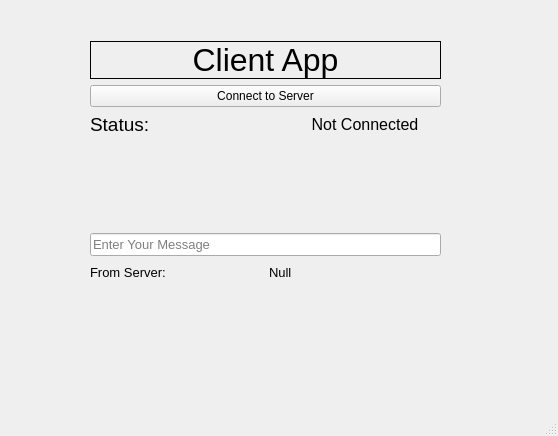
Qt form mainGUI.ui (Abdullah-Alrefaey/medical-consultant-app) before a commit.
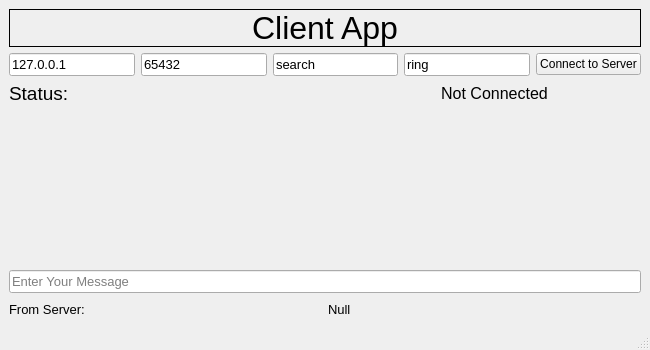
The same form after that commit.

```diff
--- a/mainGUI.ui
+++ b/mainGUI.ui
@@ -6,23 +6,16 @@
    <rect>
     <x>0</x>
     <y>0</y>
-    <width>558</width>
-    <height>436</height>
+    <width>650</width>
+    <height>350</height>
    </rect>
   </property>
   <property name="windowTitle">
    <string>MainWindow</string>
   </property>
   <widget class="QWidget" name="centralwidget">
-   <widget class="QWidget" name="">
-    <property name="geometry">
-     <rect>
-      <x>90</x>
-      <y>41</y>
-      <width>351</width>
-      <height>241</height>
-     </rect>
-    </property>
+   <layout class="QGridLayout" name="gridLayout_2">
+    <item row="0" column="0">
     <layout class="QGridLayout" name="gridLayout">
      <item row="2" column="0">
       <layout class="QVBoxLayout" name="verticalLayout_2">
@@ -127,12 +120,104 @@
         </widget>
        </item>
        <item>
-        <widget class="QPushButton" name="pushButton">
+         <layout class="QHBoxLayout" name="horizontalLayout_6">
+          <item>
+           <layout class="QHBoxLayout" name="horizontalLayout_7">
+            <item>
+             <widget class="QLineEdit" name="host">
+              <property name="font">
+               <font>
+                <pointsize>10</pointsize>
+               </font>
+              </property>
+              <property name="focusPolicy">
+               <enum>Qt::ClickFocus</enum>
+              </property>
+              <property name="inputMask">
+               <string/>
+              </property>
+              <property name="text">
+               <string>127.0.0.1</string>
+              </property>
+              <property name="placeholderText">
+               <string>HOST</string>
+              </property>
+             </widget>
+            </item>
+            <item>
+             <widget class="QLineEdit" name="port">
+              <property name="font">
+               <font>
+                <pointsize>10</pointsize>
+               </font>
+              </property>
+              <property name="focusPolicy">
+               <enum>Qt::ClickFocus</enum>
+              </property>
+              <property name="inputMask">
+               <string/>
+              </property>
+              <property name="text">
+               <string>65432</string>
+              </property>
+              <property name="placeholderText">
+               <string>PORT</string>
+              </property>
+             </widget>
+            </item>
+            <item>
+             <widget class="QLineEdit" name="action">
+              <property name="font">
+               <font>
+                <pointsize>10</pointsize>
+               </font>
+              </property>
+              <property name="focusPolicy">
+               <enum>Qt::ClickFocus</enum>
+              </property>
+              <property name="inputMask">
+               <string/>
+              </property>
+              <property name="text">
+               <string>search</string>
+              </property>
+              <property name="placeholderText">
+               <string>ACTION</string>
+              </property>
+             </widget>
+            </item>
+            <item>
+             <widget class="QLineEdit" name="value">
+              <property name="font">
+               <font>
+                <pointsize>10</pointsize>
+               </font>
+              </property>
+              <property name="focusPolicy">
+               <enum>Qt::ClickFocus</enum>
+              </property>
+              <property name="inputMask">
+               <string/>
+              </property>
+              <property name="text">
+               <string>ring</string>
+              </property>
+              <property name="placeholderText">
+               <string>VALUE</string>
+              </property>
+             </widget>
+            </item>
+           </layout>
+          </item>
+          <item>
+           <widget class="QPushButton" name="connect_btn">
          <property name="text">
           <string>Connect to Server</string>
          </property>
         </widget>
        </item>
+         </layout>
+        </item>
        <item>
         <layout class="QHBoxLayout" name="horizontalLayout_2">
          <item>
@@ -203,7 +288,8 @@
       </spacer>
      </item>
     </layout>
-   </widget>
+    </item>
+   </layout>
   </widget>
   <widget class="QMenuBar" name="menubar">
    <property name="geometry">
```
Left out of the diff: 4 changed lines with no effect on the pictures. Lines whose indentation alone changed are shown as unchanged.
